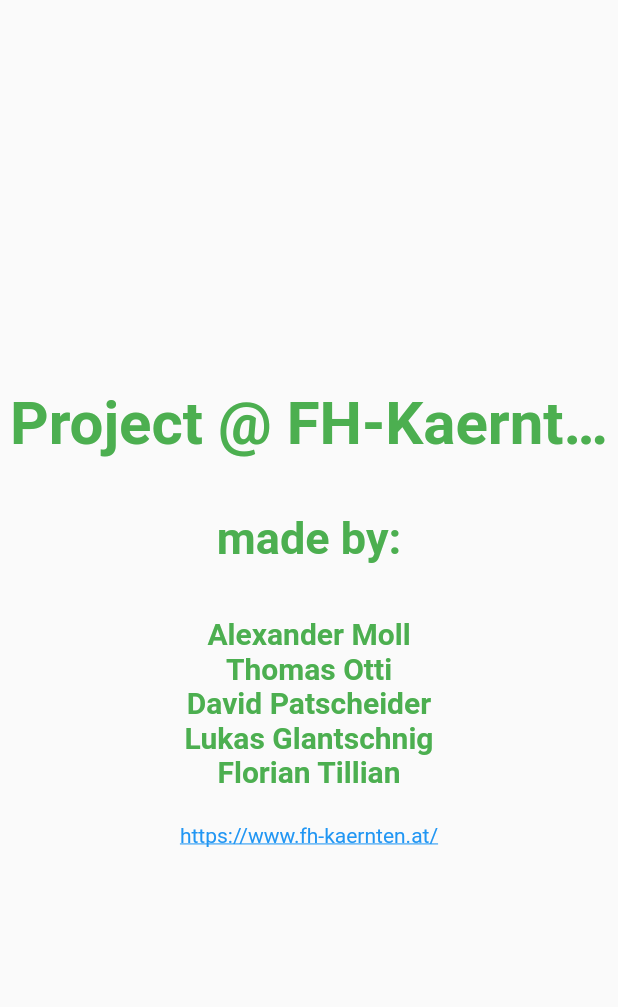
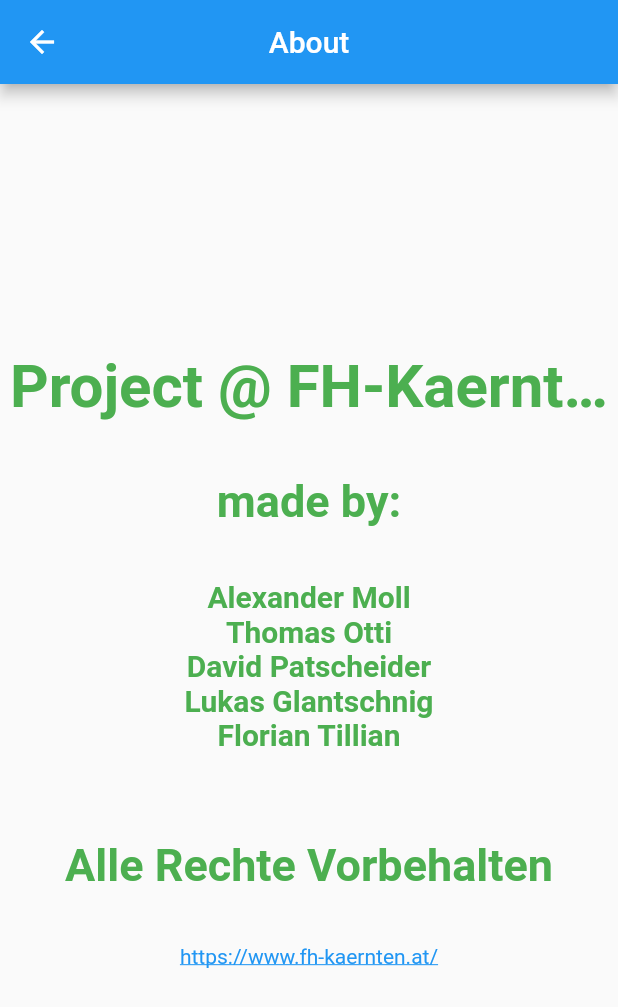
Before and after one commit to AMoll1/soundgod, a Flutter app: the AboutScreen screen opened directly, on a phone screen of 412 x 824 dp. Shown: the top 1007 px of the screen. Run offline on Flutter 3.47's test engine with Material 2 defaults, Android fonts, the phone set to English and light mode, and no system bars.

```diff
--- a/lib/about.dart
+++ b/lib/about.dart
@@ -60,8 +60,12 @@ class AboutScreen extends StatefulWidget {
 
   // ignore: must_be_immutable
   class AboutScreen extends StatelessWidget{
+
+
+
+
+
   List<String> developers = ["Alexander Moll","Thomas Otti","David Patscheider","Lukas Glantschnig","Florian Tillian"];
-  String dev = "Alexander Moll Thomas Otti David Patscheider Lukas Glantschnig Florian Tillian";
 
 
   String getNewLineString() {
@@ -87,6 +91,10 @@ class AboutScreen extends StatefulWidget {
         // the App.build method, and use it to set our appbar title.
         title: Text(widget.title),
       ),*/
+      appBar: new AppBar(
+        title: new Text('About'),
+        centerTitle: true,
+      ),
       body: Center(
         // Center is a layout widget. It takes a single child and positions it
         // in the middle of the parent.
@@ -152,6 +160,17 @@ class AboutScreen extends StatefulWidget {
 
             ),
 
+            Text(
+                '\nAlle Rechte Vorbehalten\n',
+
+                textAlign: TextAlign.center,
+                style: TextStyle(
+                    fontSize: 30.0,
+                    fontWeight: FontWeight.bold,
+                    color: Colors.green
+                )
+            ),
+
             InkWell(
                 child: Text("https://www.fh-kaernten.at/", style: TextStyle(decoration: TextDecoration.underline, color: Colors.blue)),
                 onTap: () => _launchURL()//launch('https://www.fh-kaernten.at/')
--- a/lib/history.dart
+++ b/lib/history.dart
@@ -10,7 +10,8 @@ class HistoryScreen extends StatelessWidget{
   Widget build(BuildContext context) {
     return new Scaffold(
       appBar: new AppBar(
-        title: new Text('App Name'),
+        title: new Text('History'),
+        centerTitle: true,
       ),
     );
   }
```
